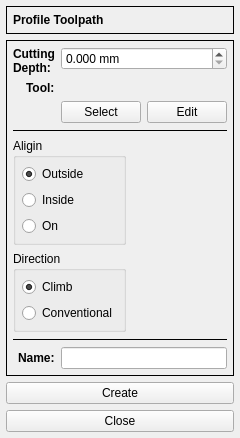
aLDime/GERBER_X2, file G2G/forms/profileform.ui: the form before one commit.
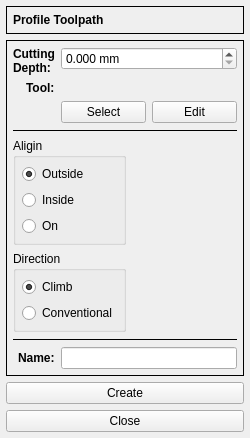
The form after the commit. Icons and pictures are not drawn.

Patch:
```diff
--- a/G2G/forms/profileform.ui
+++ b/G2G/forms/profileform.ui
@@ -6,10 +6,16 @@
    <rect>
     <x>0</x>
     <y>0</y>
-    <width>231</width>
+    <width>250</width>
     <height>414</height>
    </rect>
   </property>
+  <property name="minimumSize">
+   <size>
+    <width>250</width>
+    <height>0</height>
+   </size>
+  </property>
   <property name="windowTitle">
    <string>Form</string>
   </property>
```
